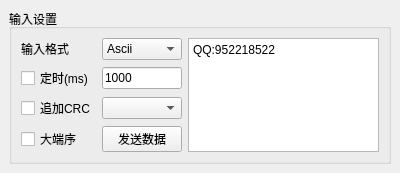
Above: Src/DebugPage/BaseDebugPage/Input/InputDataItem.ui from x-tools-author/x-tools before the change. Below: the same form after it.
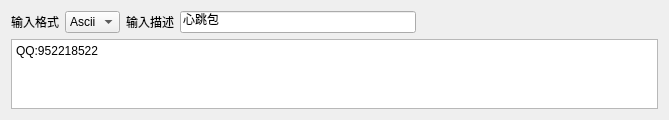
That is the form after the change.

Patch:
```diff
--- a/Src/DebugPage/BaseDebugPage/Input/InputDataItem.ui
+++ b/Src/DebugPage/BaseDebugPage/Input/InputDataItem.ui
@@ -6,8 +6,8 @@
    <rect>
     <x>0</x>
     <y>0</y>
-    <width>400</width>
-    <height>151</height>
+    <width>669</width>
+    <height>115</height>
    </rect>
   </property>
   <property name="minimumSize">
@@ -16,48 +16,16 @@
     <height>0</height>
    </size>
   </property>
+  <property name="maximumSize">
+   <size>
+    <width>16777215</width>
+    <height>16777215</height>
+   </size>
+  </property>
   <property name="windowTitle">
    <string>Form</string>
   </property>
-  <layout class="QVBoxLayout" name="verticalLayout">
-   <property name="leftMargin">
-    <number>9</number>
-   </property>
-   <property name="topMargin">
-    <number>9</number>
-   </property>
-   <property name="rightMargin">
-    <number>9</number>
-   </property>
-   <property name="bottomMargin">
-    <number>9</number>
-   </property>
-   <item>
-    <widget class="QGroupBox" name="groupBox">
-     <property name="minimumSize">
-      <size>
-       <width>0</width>
-       <height>0</height>
-      </size>
-     </property>
-     <property name="title">
-      <string>输入设置</string>
-     </property>
-     <layout class="QGridLayout" name="gridLayout_2">
-      <item row="2" column="0">
-       <widget class="QCheckBox" name="addCrcCheckBox">
-        <property name="text">
-         <string>追加CRC</string>
-        </property>
-       </widget>
-      </item>
-      <item row="3" column="1">
-       <widget class="QPushButton" name="sendPushButton">
-        <property name="text">
-         <string>发送数据</string>
-        </property>
-       </widget>
-      </item>
+  <layout class="QGridLayout" name="gridLayout">
       <item row="0" column="0">
        <widget class="QLabel" name="label">
         <property name="text">
@@ -65,6 +33,13 @@
         </property>
        </widget>
       </item>
+   <item row="0" column="3">
+    <widget class="QLineEdit" name="descriptionLineEdit">
+     <property name="text">
+      <string>心跳包</string>
+     </property>
+    </widget>
+   </item>
       <item row="0" column="1">
        <widget class="QComboBox" name="textFormatComboBox">
         <item>
@@ -74,8 +49,40 @@
         </item>
        </widget>
       </item>
-      <item row="0" column="4" rowspan="4">
+   <item row="0" column="2">
+    <widget class="QLabel" name="label_2">
+     <property name="text">
+      <string>输入描述</string>
+     </property>
+    </widget>
+   </item>
+   <item row="0" column="4">
+    <spacer name="horizontalSpacer">
+     <property name="orientation">
+      <enum>Qt::Horizontal</enum>
+     </property>
+     <property name="sizeHint" stdset="0">
+      <size>
+       <width>40</width>
+       <height>20</height>
+      </size>
+     </property>
+    </spacer>
+   </item>
+   <item row="1" column="0" colspan="5">
        <widget class="QTextEdit" name="inputDataTextEdit">
+     <property name="sizePolicy">
+      <sizepolicy hsizetype="Expanding" vsizetype="Expanding">
+       <horstretch>0</horstretch>
+       <verstretch>0</verstretch>
+      </sizepolicy>
+     </property>
+     <property name="maximumSize">
+      <size>
+       <width>16777215</width>
+       <height>70</height>
+      </size>
+     </property>
         <property name="html">
          <string>&lt;!DOCTYPE HTML PUBLIC &quot;-//W3C//DTD HTML 4.0//EN&quot; &quot;http://www.w3.org/TR/REC-html40/strict.dtd&quot;&gt;
 &lt;html&gt;&lt;head&gt;&lt;meta name=&quot;qrichtext&quot; content=&quot;1&quot; /&gt;&lt;style type=&quot;text/css&quot;&gt;
@@ -86,52 +93,6 @@
         <property name="placeholderText">
          <string>请输入需要发送的数据</string>
         </property>
-       </widget>
-      </item>
-      <item row="2" column="1">
-       <widget class="QComboBox" name="crcModelComboBox">
-        <property name="sizePolicy">
-         <sizepolicy hsizetype="Preferred" vsizetype="Fixed">
-          <horstretch>0</horstretch>
-          <verstretch>0</verstretch>
-         </sizepolicy>
-        </property>
-       </widget>
-      </item>
-      <item row="3" column="0">
-       <widget class="QCheckBox" name="bigEndianCheckBox">
-        <property name="text">
-         <string>大端序</string>
-        </property>
-       </widget>
-      </item>
-      <item row="1" column="0">
-       <widget class="QCheckBox" name="timingCheckBox">
-        <property name="text">
-         <string>定时(ms)</string>
-        </property>
-       </widget>
-      </item>
-      <item row="1" column="1">
-       <widget class="QLineEdit" name="timingTimeLineEdit">
-        <property name="sizePolicy">
-         <sizepolicy hsizetype="Preferred" vsizetype="Fixed">
-          <horstretch>0</horstretch>
-          <verstretch>0</verstretch>
-         </sizepolicy>
-        </property>
-        <property name="maximumSize">
-         <size>
-          <width>16777215</width>
-          <height>16777215</height>
-         </size>
-        </property>
-        <property name="text">
-         <string>1000</string>
-        </property>
-       </widget>
-      </item>
-     </layout>
     </widget>
    </item>
   </layout>
```
Lines whose indentation alone changed are shown as unchanged.
